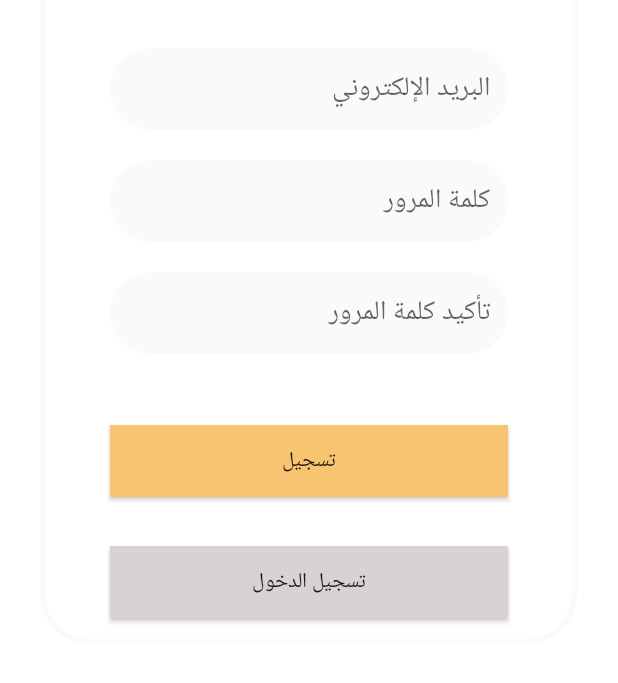
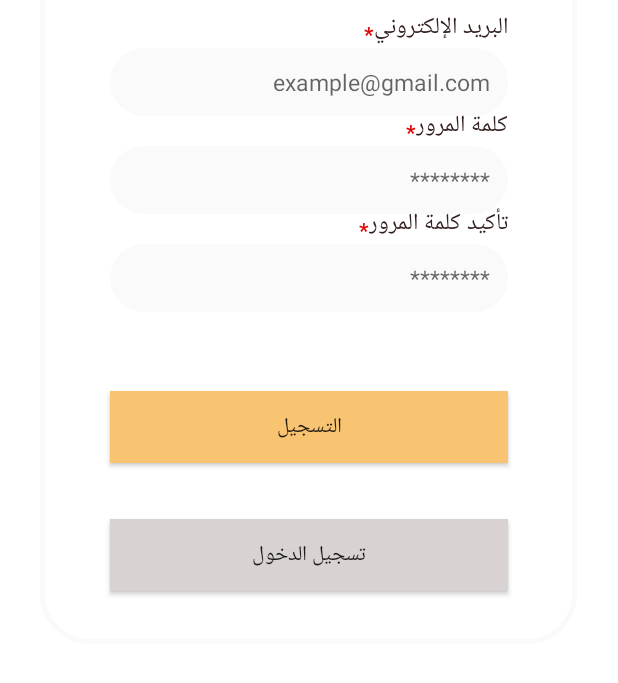
Before and after one commit to Haifasm/HIVES, an Android app: the Register screen opened directly, with no data from a screen before it, on a phone screen of 412 x 824 dp, the part 442-1125 px from its top. Run offline under Robolectric (Android 15) with nearby library versions, the phone set to English and light mode, and no system bars; our stand-ins replace Firebase (no records; nobody signed in at launch, a user with empty details on screens opened directly).

Commit message:
Register

```diff
--- a/app/src/main/res/layout/activity_register.xml
+++ b/app/src/main/res/layout/activity_register.xml
@@ -54,6 +54,24 @@
         app:layout_constraintTop_toTopOf="@+id/frameLayout"
         app:srcCompat="@drawable/logoonly" />
 
+    <TextView
+        android:textSize="15dp"
+        android:textColor="#322120"
+        android:id="@+id/textView14"
+        android:layout_width="wrap_content"
+        android:layout_height="wrap_content"
+        android:text="البريد الإلكتروني"
+        app:layout_constraintBottom_toTopOf="@+id/regMail"
+        app:layout_constraintEnd_toEndOf="@+id/regMail" />
+
+    <TextView
+        android:layout_width="wrap_content"
+        android:layout_height="wrap_content"
+        android:text="*"
+        android:textStyle="bold"
+        app:layout_constraintBottom_toTopOf="@+id/regMail"
+        app:layout_constraintEnd_toStartOf="@+id/textView14"
+        android:textColor="#DD0404"/>
 
     <EditText
         android:id="@+id/regMail"
@@ -61,28 +79,68 @@
         android:layout_height="wrap_content"
         android:layout_marginTop="32dp"
         android:background="@drawable/sginin_style"
+        android:gravity="top|right"
         android:ems="10"
-        android:hint="البريد الإلكتروني"
+        android:hint="example@gmail.com"
+        android:textSize="15dp"
         android:inputType="textPersonName"
         app:layout_constraintEnd_toEndOf="@+id/frameLayout"
         app:layout_constraintStart_toStartOf="@+id/frameLayout"
         app:layout_constraintTop_toBottomOf="@+id/imageView3" />
 
 
+    <TextView
+        android:textColor="#322120"
+        android:id="@+id/textView15"
+        android:textSize="15dp"
+        android:layout_width="wrap_content"
+        android:layout_height="wrap_content"
+        android:text="كلمة المرور"
+        app:layout_constraintBottom_toTopOf="@+id/regPass"
+        app:layout_constraintEnd_toEndOf="@+id/regPass" />
+
+    <TextView
+        android:layout_width="wrap_content"
+        android:layout_height="wrap_content"
+        android:text="*"
+        android:textColor="#DD0404"
+        android:textStyle="bold"
+        app:layout_constraintBottom_toTopOf="@+id/regPass"
+        app:layout_constraintEnd_toStartOf="@+id/textView15" />
     <EditText
         android:id="@+id/regPass"
         android:layout_width="265dp"
         android:layout_height="wrap_content"
         android:layout_marginTop="20dp"
+        android:textSize="15dp"
         android:background="@drawable/sginin_style"
         android:ems="10"
         android:gravity="top|right"
-        android:hint="كلمة المرور"
+        android:hint="********"
         android:inputType="textPassword"
         app:layout_constraintEnd_toEndOf="@+id/frameLayout"
         app:layout_constraintStart_toStartOf="@+id/frameLayout"
         app:layout_constraintTop_toBottomOf="@+id/regMail" />
 
+
+    <TextView
+        android:textColor="#322120"
+        android:id="@+id/textView16"
+        android:layout_width="wrap_content"
+        android:layout_height="wrap_content"
+        android:text="تأكيد كلمة المرور"
+        android:textSize="15dp"
+        app:layout_constraintBottom_toTopOf="@+id/regPass2"
+        app:layout_constraintEnd_toEndOf="@+id/regPass2" />
+
+    <TextView
+        android:layout_width="wrap_content"
+        android:layout_height="wrap_content"
+        android:text="*"
+        android:textColor="#DD0404"
+        android:textStyle="bold"
+        app:layout_constraintBottom_toTopOf="@+id/regPass2"
+        app:layout_constraintEnd_toStartOf="@+id/textView16" />
     <EditText
         android:id="@+id/regPass2"
         android:layout_width="265dp"
@@ -90,8 +148,9 @@
         android:layout_marginTop="20dp"
         android:background="@drawable/sginin_style"
         android:ems="10"
+        android:textSize="15dp"
         android:gravity="top|right"
-        android:hint="تأكيد كلمة المرور"
+        android:hint="********"
         android:inputType="textPassword"
         app:layout_constraintEnd_toEndOf="@+id/frameLayout"
         app:layout_constraintStart_toStartOf="@+id/frameLayout"
@@ -102,7 +161,7 @@
         android:layout_width="265dp"
         android:layout_height="wrap_content"
         android:background="#F8C471"
-        android:text="تسجيل"
+        android:text="التسجيل"
         app:layout_constraintBottom_toBottomOf="parent"
         app:layout_constraintEnd_toEndOf="parent"
         app:layout_constraintStart_toStartOf="parent"
```
Also changed, not shown: app/src/main/java/com/example/hives/Register.java (+36 -18 lines).
